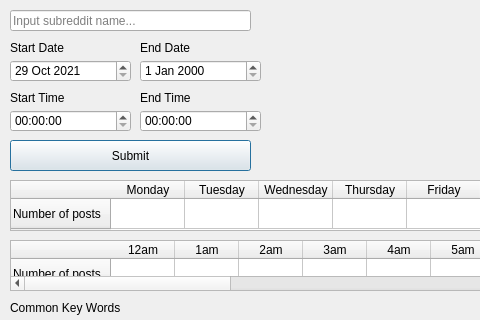
Qt form dashboard.ui (addsch/subreddit-analyzer) before a commit; both pictures show x 0 to 480 and y 0 to 320 of the 643 by 528 pixel window.
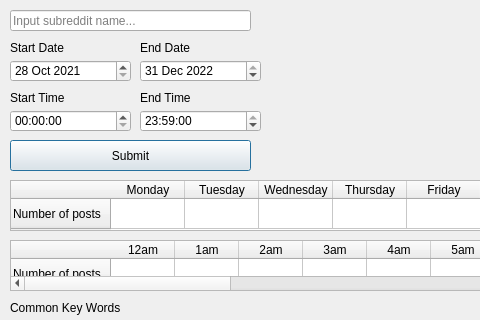
The same form after that commit.

Commit message: hookup ui to main

```diff
--- a/dashboard.ui
+++ b/dashboard.ui
@@ -22,15 +22,15 @@
      <height>22</height>
     </rect>
    </property>
-  </widget>
-  <widget class="QTimeEdit" name="endTime">
-   <property name="geometry">
-    <rect>
-     <x>140</x>
-     <y>110</y>
-     <width>121</width>
-     <height>22</height>
-    </rect>
+   <property name="timeSpec">
+    <enum>Qt::UTC</enum>
+   </property>
+   <property name="time">
+    <time>
+     <hour>0</hour>
+     <minute>0</minute>
+     <second>0</second>
+    </time>
    </property>
   </widget>
   <widget class="QLineEdit" name="subName">
@@ -42,6 +42,9 @@
      <height>21</height>
     </rect>
    </property>
+   <property name="inputMask">
+    <string/>
+   </property>
    <property name="text">
     <string/>
    </property>
@@ -73,19 +76,36 @@
    </property>
    <property name="minimumDateTime">
     <datetime>
-     <hour>0</hour>
+     <hour>7</hour>
      <minute>0</minute>
      <second>0</second>
      <year>2021</year>
      <month>10</month>
-     <day>29</day>
+     <day>28</day>
     </datetime>
    </property>
    <property name="maximumDate">
     <date>
      <year>2022</year>
+     <month>11</month>
+     <day>1</day>
+    </date>
+   </property>
+   <property name="minimumDate">
+    <date>
+     <year>2021</year>
      <month>10</month>
-     <day>31</day>
+     <day>28</day>
+    </date>
+   </property>
+   <property name="timeSpec">
+    <enum>Qt::UTC</enum>
+   </property>
+   <property name="date">
+    <date>
+     <year>2021</year>
+     <month>10</month>
+     <day>28</day>
     </date>
    </property>
   </widget>
@@ -98,6 +118,30 @@
      <height>22</height>
     </rect>
    </property>
+   <property name="maximumDate">
+    <date>
+     <year>2023</year>
+     <month>12</month>
+     <day>31</day>
+    </date>
+   </property>
+   <property name="minimumDate">
+    <date>
+     <year>2021</year>
+     <month>10</month>
+     <day>29</day>
+    </date>
+   </property>
+   <property name="timeSpec">
+    <enum>Qt::UTC</enum>
+   </property>
+   <property name="date">
+    <date>
+     <year>2022</year>
+     <month>12</month>
+     <day>31</day>
+    </date>
+   </property>
   </widget>
   <widget class="QTableWidget" name="day">
    <property name="geometry">
@@ -490,6 +534,26 @@
     <string>Length of Posts</string>
    </property>
   </widget>
+  <widget class="QTimeEdit" name="endTime">
+   <property name="geometry">
+    <rect>
+     <x>140</x>
+     <y>110</y>
+     <width>121</width>
+     <height>22</height>
+    </rect>
+   </property>
+   <property name="timeSpec">
+    <enum>Qt::UTC</enum>
+   </property>
+   <property name="time">
+    <time>
+     <hour>23</hour>
+     <minute>59</minute>
+     <second>0</second>
+    </time>
+   </property>
+  </widget>
  </widget>
  <resources/>
  <connections/>
```
The commit also changes 2 other files.
